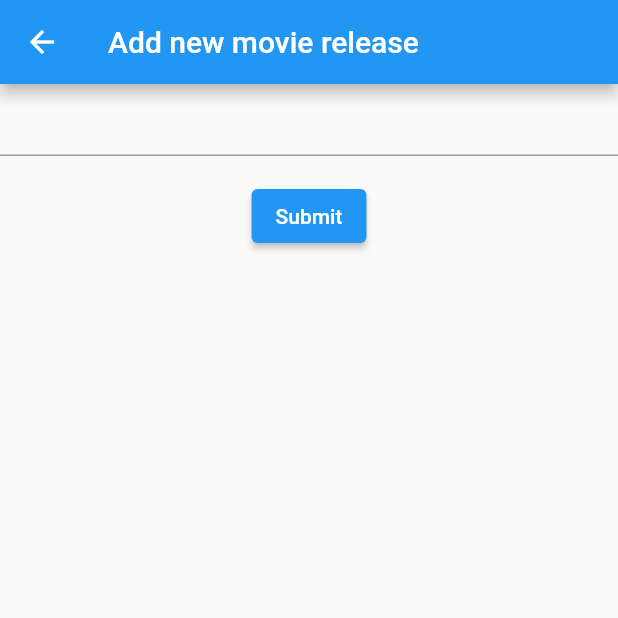
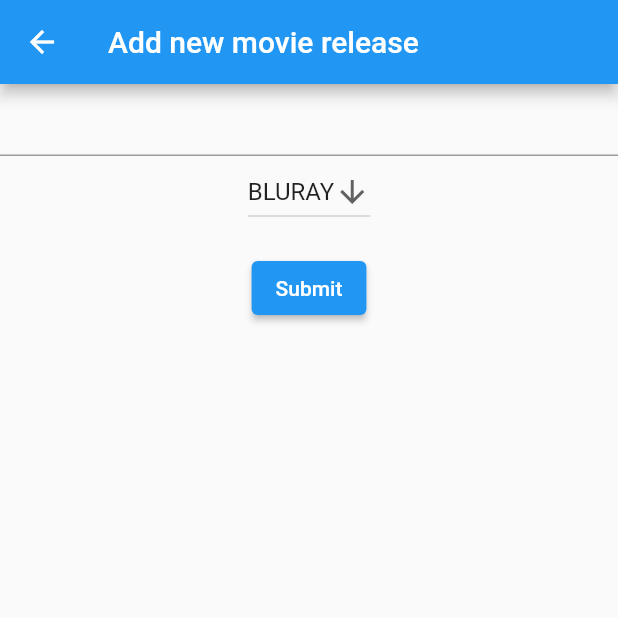
Before and after one commit to zorrokid/film-freak, a Flutter app: the screen it shows after launch, after a tap on the "add" icon, on a phone screen of 412 x 824 dp, the top half of it. Run offline on Flutter 3.47's test engine with Material 2 defaults, Android fonts, the phone set to English and light mode, and no system bars.

Commit message:
Media type selection

```diff
--- a/lib/add_movie_release_form.dart
+++ b/lib/add_movie_release_form.dart
@@ -17,10 +17,12 @@ class AddMovieReleaseForm extends StatefulWidget {
 class AddMovieReleaseState extends State<AddMovieReleaseForm> {
   final _formKey = GlobalKey<FormState>();
 
-  final myController = TextEditingController();
+  final _myController = TextEditingController();
+
+  MediaType mediaTypeValue = mediaTypeValues.first;
 
   void _printLatestValue() {
-    print('Second text field: ${myController.text}');
+    print('Second text field: ${_myController.text}');
   }
 
   @override
@@ -28,17 +30,17 @@ class AddMovieReleaseState extends State<AddMovieReleaseForm> {
     super.initState();
 
     // Start listening to changes.
-    myController.addListener(_printLatestValue);
+    _myController.addListener(_printLatestValue);
   }
 
   @override
   Widget build(BuildContext context) {
     return Consumer<CollectionModel>(builder: (context, cart, child) {
-      void submit(String releaseName) {
+      void submit(MovieRelease release) {
         ScaffoldMessenger.of(context).showSnackBar(
           const SnackBar(content: Text('Adding release')),
         );
-        cart.add(MovieRelease(name: releaseName, mediaType: MediaType.dvd));
+        cart.add(release);
         Navigator.pop(context);
       }
 
@@ -53,14 +55,28 @@ class AddMovieReleaseState extends State<AddMovieReleaseForm> {
                 }
                 return null;
               },
-              controller: myController,
+              controller: _myController,
+            ),
+            DropdownButton<MediaType>(
+              value: mediaTypeValue,
+              icon: const Icon(Icons.arrow_downward),
+              onChanged: (MediaType? selected) {
+                setState(() {
+                  mediaTypeValue = selected!;
+                });
+              },
+              items: mediaTypeValues.map((MediaType value) {
+                return DropdownMenuItem<MediaType>(
+                    value: value, child: Text(value.toUiString()));
+              }).toList(),
             ),
             Padding(
               padding: const EdgeInsets.symmetric(vertical: 16.0),
               child: ElevatedButton(
                 onPressed: () {
                   if (_formKey.currentState!.validate()) {
-                    submit(myController.text);
+                    submit(MovieRelease(
+                        name: _myController.text, mediaType: mediaTypeValue));
                   }
                 },
                 child: const Text('Submit'),
--- a/lib/models/enums.dart
+++ b/lib/models/enums.dart
@@ -1 +1,11 @@
+import 'package:flutter/foundation.dart';
+
 enum MediaType { vhs, dvd, bluRay }
+
+extension MediaTypeExtension on MediaType {
+  String toUiString() {
+    return describeEnum(this).toUpperCase();
+  }
+}
+
+const mediaTypeValues = [MediaType.bluRay, MediaType.dvd, MediaType.vhs];
--- a/lib/movie_releases_list.dart
+++ b/lib/movie_releases_list.dart
@@ -16,7 +16,7 @@ class MovieReleasesList extends StatelessWidget {
             final item = cart.movieReleases[index];
             return ListTile(
               title: Text(item.name),
-              subtitle: Text(item.mediaType == MediaType.dvd ? "DVD" : "Other"),
+              subtitle: Text(item.mediaType.toUiString()),
             );
           });
     });
```
